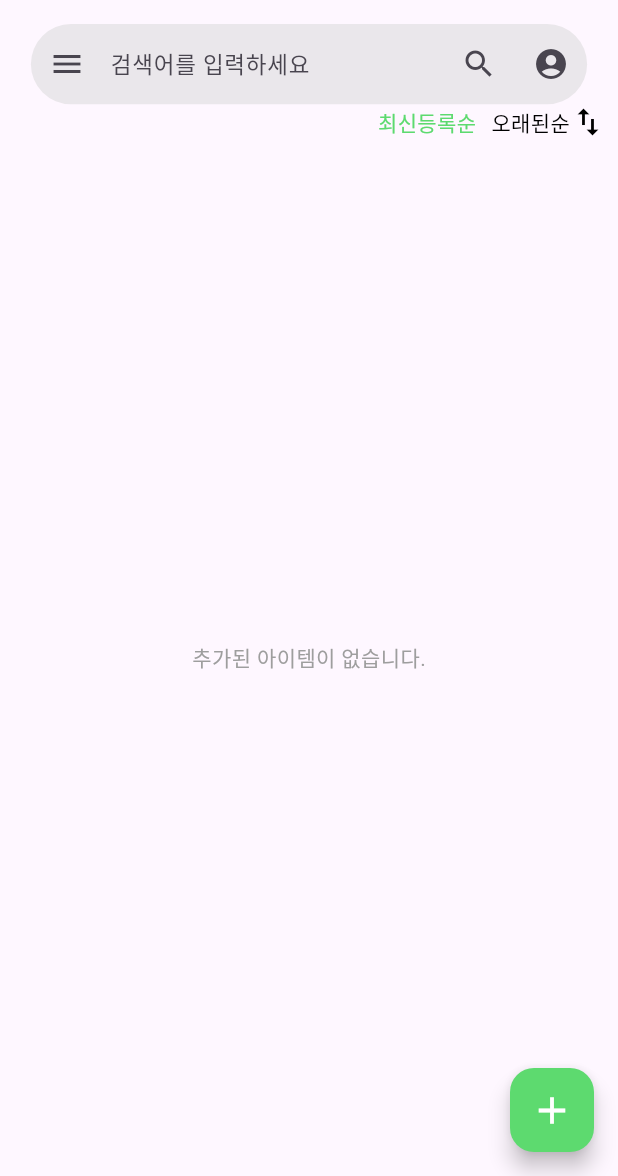
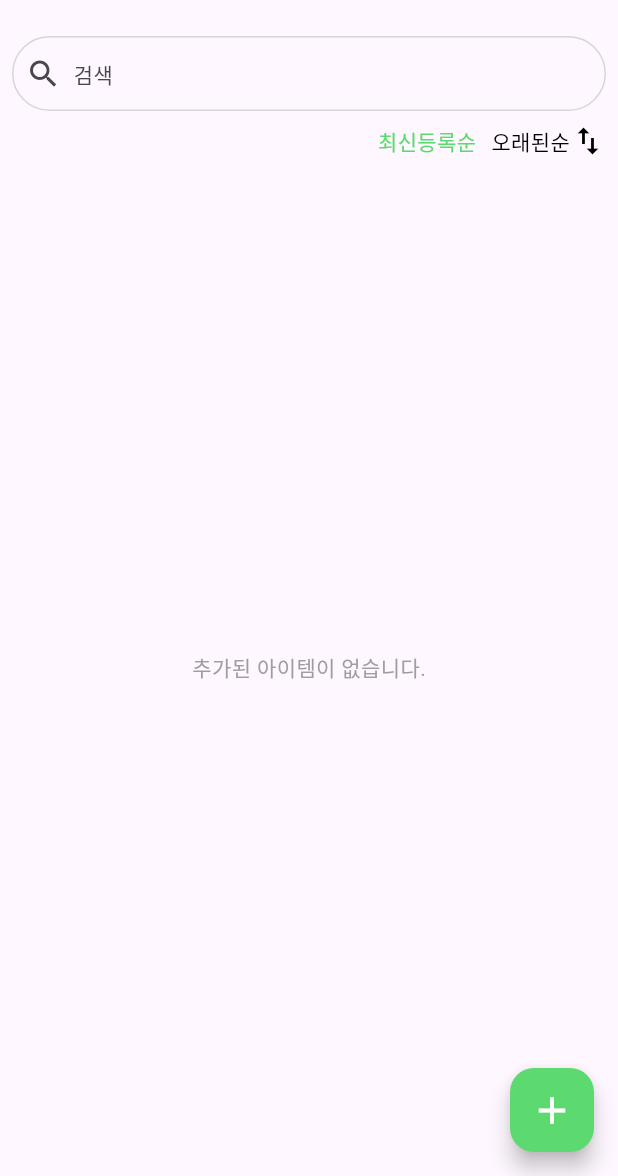
Before and after one commit to YonginUniv-AI-Service-LAB/YIU-AISL-ADizzi-APP, a Flutter app: the ContainerScreen screen opened directly, on a phone screen of 412 x 824 dp, the part 60-1236 px from its top. Run offline on Flutter 3.47's test engine with Material 3 defaults, Android fonts, the phone set to English and light mode, and no system bars.

Commit message:
:featContainer 페이지 CustomSearchBar 변경

```diff
--- a/lib/custom/search_bar.dart
+++ /dev/null
@@ -1,97 +0,0 @@
-import 'package:flutter/material.dart';
-import 'package:yiu_aisl_adizzi_app/screens/searchDetail/search_detail.dart';
-
-import '../screens/mypage/mypage.dart';
-
-class CustomSearchBar extends StatelessWidget {
-  const CustomSearchBar({super.key});
-
-  @override
-  Widget build(BuildContext context) {
-    return WholeContainer(
-      child: SearchBarContainer(
-        child: Row(
-          children: [
-            IconButton(
-              onPressed: () {
-                // 메뉴 아이콘 클릭 시 동작
-              },
-              icon: const Icon(Icons.menu),
-            ),
-            const Expanded(
-              child: StyledInputBase(),
-            ),
-            IconButton(
-              onPressed: () {
-                Navigator.pushReplacement(
-                  context,
-                  MaterialPageRoute(builder: (contest) =>  SearchDetail()),
-                );
-              },
-              icon: const Icon(Icons.search),
-            ),
-            IconButton(
-              onPressed: () {
-                Navigator.pushReplacement(
-                    context,
-                    MaterialPageRoute(builder: (contest) =>  MyPage()),
-                );
-              },
-              icon: const Icon(Icons.account_circle),
-            ),
-          ],
-        ),
-      ),
-    );
-  }
-}
-
-class WholeContainer extends StatelessWidget {
-  final Widget child;
-
-  const WholeContainer({super.key, required this.child});
-
-  @override
-  Widget build(BuildContext context) {
-    return Container(
-      child: child,
-    );
-  }
-}
-
-class SearchBarContainer extends StatelessWidget {
-  final Widget child;
-
-  const SearchBarContainer({super.key, required this.child});
-
-  @override
-  Widget build(BuildContext context) {
-    return Container(
-      decoration: BoxDecoration(
-        color: const Color.fromRGBO(214, 214, 214, 0.5),
-        borderRadius: BorderRadius.circular(50),
-      ),
-      width: MediaQuery.of(context).size.width * 0.9,
-      height: MediaQuery.of(context).size.width * 0.13,
-      child: child,
-    );
-  }
-}
-
-class StyledInputBase extends StatelessWidget {
-  const StyledInputBase({super.key});
-
-  @override
-  Widget build(BuildContext context) {
-    return const TextField(
-      style: TextStyle(
-        fontSize: 15.0,
-      ),
-      decoration: InputDecoration(
-        hintText: '검색어를 입력하세요',
-        border: InputBorder.none,
-        contentPadding: EdgeInsets.symmetric(vertical: 6.0, horizontal: 5.0), // 패딩 조정
-      ),
-    );
-  }
-}
--- a/lib/screens/container/container_screen.dart
+++ b/lib/screens/container/container_screen.dart
@@ -1,6 +1,6 @@
 import 'package:flutter/material.dart';
-import '../../custom/search_bar.dart';
 import '../../widgets/custom_container_add_button.dart';
+import '../../widgets/custom_search_bar.dart';
 import 'add_container.dart';
 
 class ContainerScreen extends StatefulWidget {
@@ -37,7 +37,7 @@ class _ContainerScreenState extends State<ContainerScreen> {
       ),
       body: Column(
         children: [
-          const CustomSearchBar(
+           CustomSearchBar(onTap: () {  },
 
           ),
           Padding(
--- a/lib/screens/room/room_screen.dart
+++ b/lib/screens/room/room_screen.dart
@@ -1,7 +1,5 @@
 import 'package:flutter/material.dart';
-
-
-import '../../custom/search_bar.dart';
+import '../../custom/room_search_bar.dart';
 import '../../widgets/custom_divider.dart';
 import '../../widgets/fa_button.dart.dart';
 import '../../widgets/image_list_view.dart';
@@ -35,7 +33,7 @@ class _RoomState extends State<Room> with SingleTickerProviderStateMixin {
 
     return Scaffold(
       appBar: AppBar(
-        title: const CustomSearchBar(),
+        title:  const RoomCustomSearchBar(),
         automaticallyImplyLeading: false,
         backgroundColor: Colors.white,
         elevation: 0, // AppBar의 그림자 없애기
--- a/lib/widgets/add_dialog.dart
+++ b/lib/widgets/add_dialog.dart
@@ -21,6 +21,10 @@ class AddDialog extends StatelessWidget {
         child: TextField(
           decoration: InputDecoration(
             hintText: '방 이름을 입력하세요',
+            hintStyle: TextStyle(
+              color: Colors.black38, // 글씨 색상 연하게
+              fontSize: 14, // 글씨 크기
+            ),
             contentPadding: EdgeInsets.symmetric(vertical: 10.0, horizontal: 10.0), // 패딩을 설정하여 텍스트 중앙 정렬
             // 경계 스타일 설정
             enabledBorder: OutlineInputBorder(
@@ -30,6 +34,7 @@ class AddDialog extends StatelessWidget {
           textAlignVertical: TextAlignVertical.center,
         ),
       ),
+
       actions: [
         Row(
           children: [
--- a/lib/widgets/searchList.dart
+++ b/lib/widgets/searchList.dart
@@ -15,7 +15,8 @@ class SearchList extends StatelessWidget {
           leading: const Icon(Icons.restore),
           title: Text(
             searchData[index],
-            style: const TextStyle(color: Colors.black),
+            style: const TextStyle(color: Colors.black, fontSize: 16),
+
           ),
           trailing: const Icon(Icons.clear),
         );
--- a/pubspec.yaml
+++ b/pubspec.yaml
@@ -48,9 +48,11 @@ dev_dependencies:
 # following page: https://dart.dev/tools/pub/pubspec
 
 # The following section is specific to Flutter packages.
+
 flutter:
   assets:
-    - assets/images/ADizziLogo.png
+    - assets/images/
+
   # The following line ensures that the Material Icons font is
   # included with your application, so that you can use the icons in
   # the material Icons class.
```
Also changed, not shown: lib/custom/room_search_bar.dart (added, +97 -0 lines), lib/widgets/image_list_view.dart (+7 -7 lines), assets/images/a.jpg (added), assets/images/c.jpg (added), assets/images/e.jpg (added), assets/images/f.webp (added), pubspec.lock, 2 other files.
